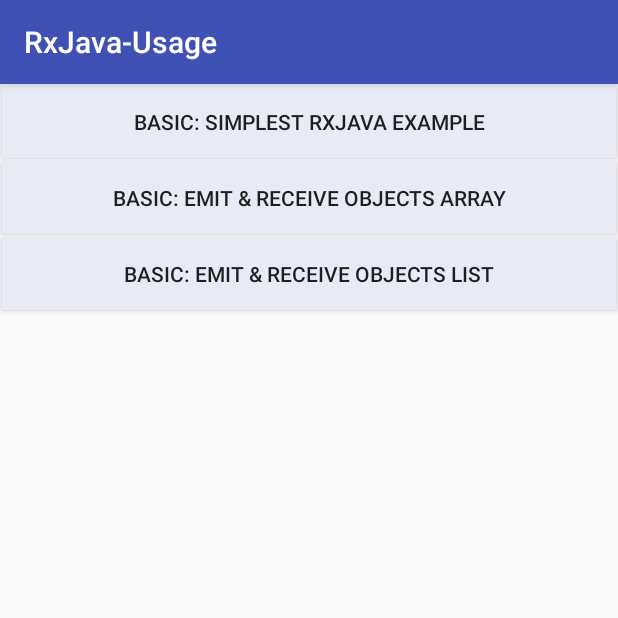
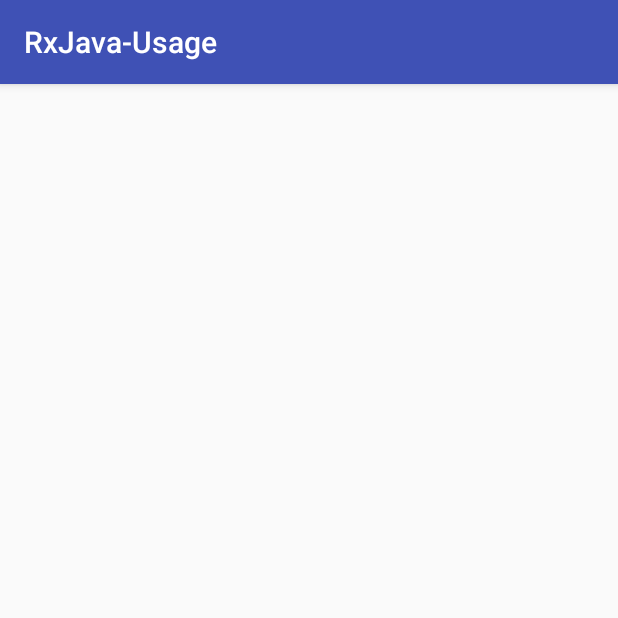
Before and after one commit to Asutosh11/RxJava-explained-in-a-simple-way, an Android app: the screen it shows after launch (MainActivity), on a phone screen of 412 x 824 dp, the top half of it. Run offline under Robolectric (Android 15) with nearby library versions, the phone set to English and light mode, and no system bars.

Commit message:
remove dynamic buttons

```diff
--- a/app/src/main/java/com/asutosh/rxtrials/Activity/MainActivity.java
+++ b/app/src/main/java/com/asutosh/rxtrials/Activity/MainActivity.java
@@ -11,31 +11,13 @@ import com.asutosh.rxtrials.R;
 
 public class MainActivity extends AppCompatActivity{
 
-    LinearLayout LL_root;
-    String[] activityNames =
-            {"Basic: simplest RxJava example",
-             "Basic: emit & Receive Objects Array",
-             "Basic: emit & Receive Objects List",
-            };
 
     @Override
     protected void onCreate(Bundle savedInstanceState) {
         super.onCreate(savedInstanceState);
         setContentView(R.layout.activity_main);
 
-        LL_root = findViewById(R.id.container);
+    }
 
-        for(int j=0;j<activityNames.length;j++) {
 
-            Button button = new Button(this);
-            button.setText(activityNames[j]);
-            LL_root.addView(button);
-            LinearLayout.LayoutParams lp = new LinearLayout.LayoutParams(LinearLayout.LayoutParams.MATCH_PARENT, LinearLayout.LayoutParams.WRAP_CONTENT);
-            lp.setMargins(2, 2, 2, 2);
-            lp.gravity = Gravity.CENTER;
-            button.setLayoutParams(lp);
-            button.setBackgroundResource(R.color.lightIndigo);
-        }
-
-    }
 }
```
